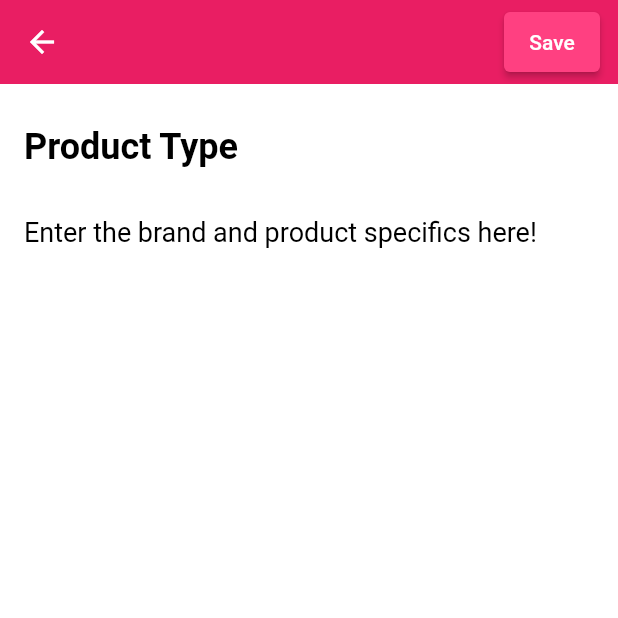
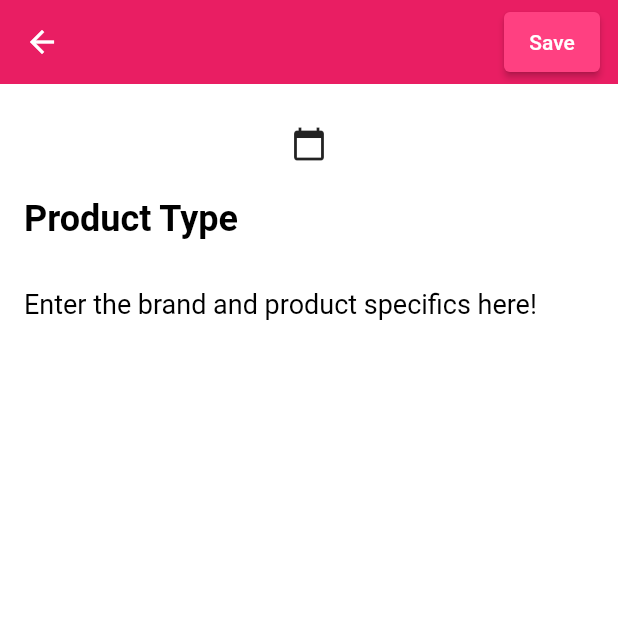
Before and after one commit to RachelGoodrich/makeup_expires2, a Flutter app: the screen it shows after launch, after a tap on the "add" icon, on a phone screen of 412 x 824 dp, the top half of it. Run offline on Flutter 3.47's test engine with Material 2 defaults, Android fonts, the phone set to English and light mode, and no system bars; our stand-ins replace date_time_picker, sqflite; accounts and stored records are empty.

Commit message:
Cleaned up

```diff
--- a/lib/db/product_database.dart
+++ b/lib/db/product_database.dart
@@ -26,12 +26,9 @@ class ProductsDatabase {
   Future _createDB(Database db, int version) async {
     final idType = 'INTEGER PRIMARY KEY AUTOINCREMENT';
     final textType = 'TEXT NOT NULL';
-    final integerType = 'INTEGER NOT NULL';
     await db.execute('''
 CREATE TABLE $tableProducts (
   ${ProductFields.id} $idType,
-
-  ${ProductFields.number} $integerType,
   ${ProductFields.title} $textType,
   ${ProductFields.description} $textType,
   ${ProductFields.time} $textType
@@ -41,14 +38,6 @@ CREATE TABLE $tableProducts (
 
   Future<Product> create(Product product) async {
     final db = await instance.database;
-
-    // final json = note.toJson();
-    // final columns =
-    //     '${NoteFields.title}, ${NoteFields.description}, ${NoteFields.time}';
-    // final values =
-    //     '${json[NoteFields.title]}, ${json[NoteFields.description]}, ${json[NoteFields.time]}';
-    // final id = await db
-    //     .rawInsert('INSERT INTO table_name ($columns) VALUES ($values)');
 
     final id = await db.insert(tableProducts, product.toJson());
     return product.copy(id: id);
@@ -75,8 +64,6 @@ CREATE TABLE $tableProducts (
     final db = await instance.database;
 
     final orderBy = '${ProductFields.time} ASC';
-    // final result =
-    //     await db.rawQuery('SELECT * FROM $tableNotes ORDER BY $orderBy');
 
     final result = await db.query(tableProducts, orderBy: orderBy);
 
--- a/lib/model/product.dart
+++ b/lib/model/product.dart
@@ -3,11 +3,10 @@ final String tableProducts = 'products';
 class ProductFields {
   static final List<String> values = [
     /// Add all fields
-    id, number, title, description, time
+    id, title, description, time
   ];
 
   static final String id = '_id';
-  static final String number = 'number';
   static final String title = 'title';
   static final String description = 'description';
   static final String time = 'time';
@@ -15,14 +14,13 @@ class ProductFields {
 
 class Product {
   final int? id;
-  final int number;
+  // final int number;
   final String title;
   final String description;
   final DateTime createdTime;
 
   const Product({
     this.id,
-    required this.number,
     required this.title,
     required this.description,
     required this.createdTime,
@@ -30,14 +28,12 @@ class Product {
 
   Product copy({
     int? id,
-    int? number,
     String? title,
     String? description,
     DateTime? createdTime,
   }) =>
       Product(
         id: id ?? this.id,
-        number: number ?? this.number,
         title: title ?? this.title,
         description: description ?? this.description,
         createdTime: createdTime ?? this.createdTime,
@@ -45,7 +41,6 @@ class Product {
 
   static Product fromJson(Map<String, Object?> json) => Product(
     id: json[ProductFields.id] as int?,
-    number: json[ProductFields.number] as int,
     title: json[ProductFields.title] as String,
     description: json[ProductFields.description] as String,
     createdTime: DateTime.parse(json[ProductFields.time] as String),
@@ -54,7 +49,6 @@ class Product {
   Map<String, Object?> toJson() => {
     ProductFields.id: id,
     ProductFields.title: title,
-    ProductFields.number: number,
     ProductFields.description: description,
     ProductFields.time: createdTime.toIso8601String(),
   };
--- a/lib/page/edit_product.dart
+++ b/lib/page/edit_product.dart
@@ -16,7 +16,7 @@ class AddEditProductPage extends StatefulWidget {
 
 class _AddEditProductPageState extends State<AddEditProductPage> {
   final _formKey = GlobalKey<FormState>();
-  late int number;
+  // late int number;
   late String title;
   late String description;
   late DateTime createdTime;
@@ -25,7 +25,6 @@ class _AddEditProductPageState extends State<AddEditProductPage> {
   void initState() {
     super.initState();
 
-    number = widget.product?.number ?? 0;
     title = widget.product?.title ?? '';
     description = widget.product?.description ?? '';
     createdTime = widget.product?.createdTime ?? DateTime.now();
@@ -39,16 +38,12 @@ class _AddEditProductPageState extends State<AddEditProductPage> {
     body: Form(
       key: _formKey,
       child: ProductFormWidget(
-        number: number,
         title: title,
         description: description,
-        onChangedNumber: (number) => setState(() => this.number = number),
         onChangedTitle: (title) => setState(() => this.title = title),
         onChangedCreatedTime: (createdTime) => setState(() => this.createdTime = createdTime),
         onChangedDescription: (description) =>
             setState(() => this.description = description),
-
-          // onChangedCreatedDate: (number) => setState(() => this.number = number),
       ),
     ),
   );
@@ -87,7 +82,7 @@ class _AddEditProductPageState extends State<AddEditProductPage> {
 
   Future updateProduct() async {
     final product = widget.product!.copy(
-      number: number,
+      // number: number,
       title: title,
       description: description,
       createdTime: createdTime,
@@ -99,7 +94,7 @@ class _AddEditProductPageState extends State<AddEditProductPage> {
   Future addProduct() async {
     final product = Product(
       title: title,
-      number: number,
+      // number: number,
       description: description,
       createdTime: createdTime,
     );
@@ -107,17 +102,4 @@ class _AddEditProductPageState extends State<AddEditProductPage> {
     await ProductsDatabase.instance.create(product);
   }
 
-
-  // _selectDate(BuildContext context) async {
-  //   final DateTime selected = await showDatePicker(
-  //     context: context,
-  //     initialDate: selectedDate,
-  //     firstDate: DateTime(2010),
-  //     lastDate: DateTime(2025),
-  //   );
-  //   if (selected != null && selected != selectedDate)
-  //     setState(() {
-  //       selectedDate = selected;
-  //     });
-  // }
 }
--- a/lib/page/product_detail_page.dart
+++ b/lib/page/product_detail_page.dart
@@ -57,13 +57,11 @@ class _ProductDetailPageState extends State<ProductDetailPage> {
           ),
           SizedBox(height: 8),
           Text(
-            //DateFormat.yMMMd().format(product.createdTime)
             getExpires(product.title, product.createdTime),
             style: TextStyle(color: Colors.black),
           ),
           Text(
             DateFormat.yMMMd().format(product.createdTime),
-            // getExpires(product.title, product.createdTime),
             style: TextStyle(color: Colors.black),
           ),
           SizedBox(height: 8),
@@ -77,7 +75,6 @@ class _ProductDetailPageState extends State<ProductDetailPage> {
             style: TextStyle(
               color: Colors.black38,
               fontSize: 18,
-              // fontWeight: FontWeight.bold,
             ),
           )
 
@@ -129,6 +126,9 @@ class _ProductDetailPageState extends State<ProductDetailPage> {
     }else if(title == "Concealer" || title == "concealer"){
       return "Concealer should be thrown out every 6 months...";
     }
+    else if(title == "Bronzer" || title == "bronzer"){
+      return "Bronzer should be thrown out every two years...";
+    }
     return "If it starts smelling different, throw it out!";
   }
 
--- a/lib/page/product_page.dart
+++ b/lib/page/product_page.dart
@@ -44,7 +44,6 @@ class _ProductsPageState extends State<ProductsPage> {
         'Makeup Expires!',
         style: TextStyle(fontSize: 24),
       ),
-      // actions: [Icon(Icons.search), SizedBox(width: 12)],
     ),
     body: Center(
       child: isLoading
@@ -52,7 +51,7 @@ class _ProductsPageState extends State<ProductsPage> {
           : products.isEmpty
           ? Text(
         'No products have been added.',
-        style: TextStyle(color: Colors.white, fontSize: 24),
+        style: TextStyle(color: Colors.grey, fontSize: 24),
       )
           : buildProducts(),
     ),
--- a/lib/widget/product_form.dart
+++ b/lib/widget/product_form.dart
@@ -1,21 +1,27 @@
 import 'package:flutter/material.dart';
+import 'package:flutter/services.dart';
+import 'package:date_time_picker/date_time_picker.dart';
 
 class ProductFormWidget extends StatelessWidget {
-  final int? number;
   final String? title;
   final String? description;
-  final ValueChanged<int> onChangedNumber;
+  final DateTime? createdTime;
   final ValueChanged<String> onChangedTitle;
   final ValueChanged<String> onChangedDescription;
+  final ValueChanged<DateTime> onChangedCreatedTime;
+
+
 
   const ProductFormWidget({
     Key? key,
-    this.number = 0,
     this.title = '',
     this.description = '',
-    required this.onChangedNumber,
+    // DateTime? createdTime,
+    this.createdTime,
+    // required this.onChangedNumber,
     required this.onChangedTitle,
     required this.onChangedDescription,
+    required this.onChangedCreatedTime,
   }) : super(key: key);
 
   @override
@@ -25,19 +31,19 @@ class ProductFormWidget extends StatelessWidget {
       child: Column(
         mainAxisSize: MainAxisSize.min,
         children: [
-        //   // Row(
-        //   //   // children: [
-        //   //   //   // Expanded(
-        //   //   //   //   child: Slider(
-        //   //   //   //     value: (number ?? 0).toDouble(),
-        //   //   //   //     min: 0,
-        //   //   //   //     max: 5,
-        //   //   //   //     divisions: 5,
-        //   //   //   //     onChanged: (number) => onChangedNumber(number.toInt()),
-        //   //   //   //   ),
-        //   //   //   )
-        //   //   ],
-        //   ),
+          IconButton(
+            icon: Icon(Icons.calendar_today),
+            tooltip: 'Tap to open date picker',
+            onPressed: () {
+              final createdTime = showDatePicker(
+                context: context,
+                initialDate: DateTime.now(),
+                firstDate: DateTime(2015, 8),
+                lastDate: DateTime(2101),
+              );
+              onChanged: (createdTime) => onChangedCreatedTime(createdTime);
+            },
+          ),
           buildTitle(),
           SizedBox(height: 8),
           buildDescription(),
@@ -79,4 +85,5 @@ class ProductFormWidget extends StatelessWidget {
         : null,
     onChanged: onChangedDescription,
   );
+
 }
```
Also changed, not shown: lib/widget/date_picker.dart (deleted, +0 -41 lines), lib/widget/product_card.dart (+7 -25 lines).
